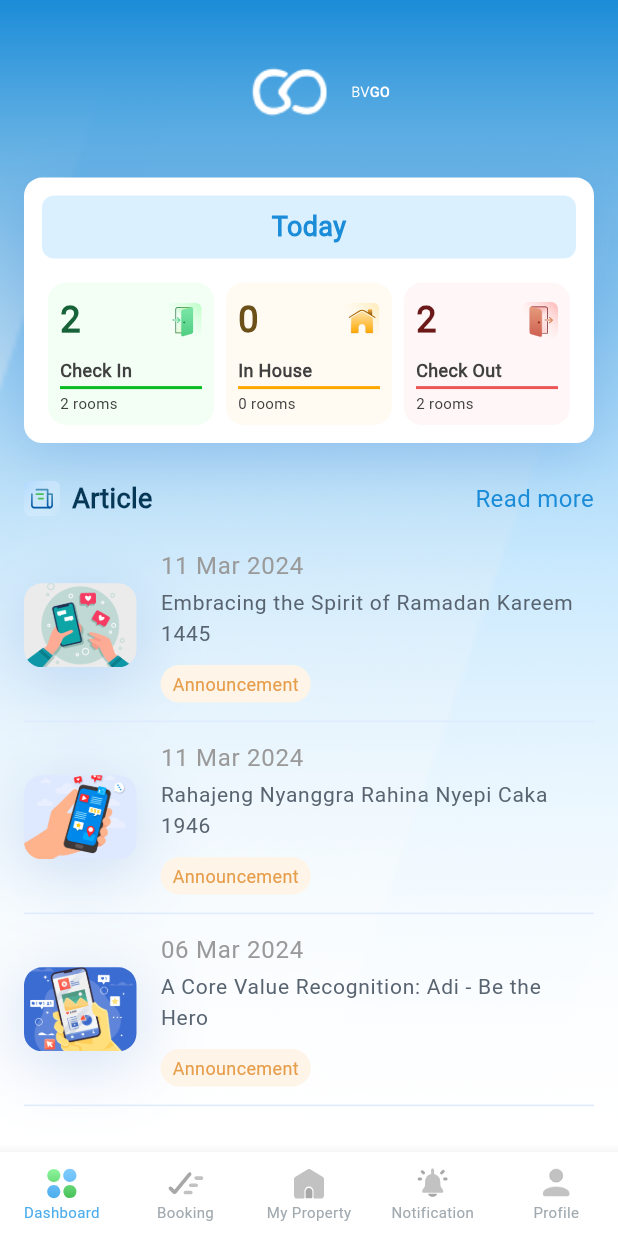
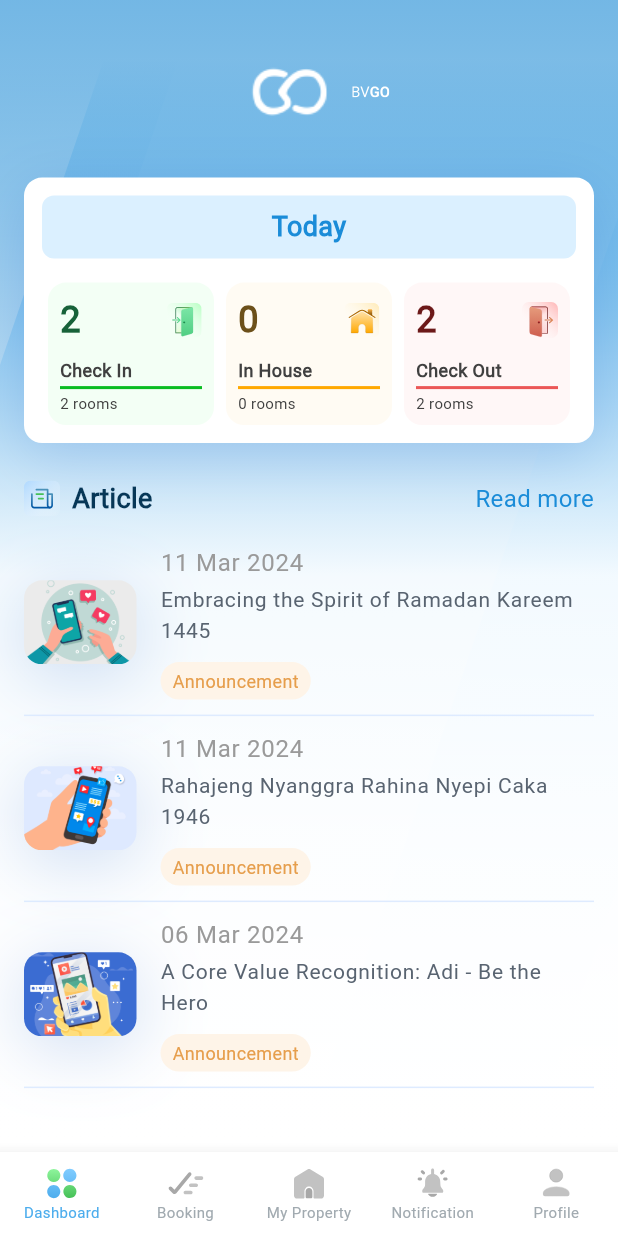
Before and after one commit to egapermana24/bv_dashboard, a Flutter app: the screen it shows after launch, on a phone screen of 412 x 824 dp. Run offline on Flutter 3.47's test engine with Material 3 defaults, Android fonts, the phone set to English and light mode, and no system bars; our stand-ins replace equatable, flutter_bloc, flutter_svg.

Commit message:
merapihkan code

```diff
--- a/lib/app_icons.dart
+++ b/lib/app_icons.dart
@@ -2,7 +2,6 @@
 import 'package:flutter_svg/flutter_svg.dart';
 
 class AppIcons {
-  // Method to get an SVG icon
   static SvgPicture svgIcon(String iconName, {double width = 24, double height = 24}) {
     return SvgPicture.asset(
       'assets/icons/$iconName.svg',
--- a/lib/bloc/dashboard_bloc.dart
+++ b/lib/bloc/dashboard_bloc.dart
@@ -5,8 +5,7 @@ import 'dashboard_state.dart';
 class DashboardBloc extends Bloc<DashboardEvent, DashboardState> {
   DashboardBloc() : super(DashboardLoading()) {
     on<LoadDashboardEvent>((event, emit) {
-      // Mock data
-      emit(DashboardLoaded(checkIn: 2, inHouse: 0, checkOut: 2));
+      emit(const DashboardLoaded(checkIn: 2, inHouse: 0, checkOut: 2));
     });
   }
 }
--- a/lib/main.dart
+++ b/lib/main.dart
@@ -10,7 +10,6 @@ class MyApp extends StatelessWidget {
   @override
   Widget build(BuildContext context) {
     return MaterialApp(
-      debugShowMaterialGrid: true,
       theme: ThemeData(
         primaryColor: AppColors.primaryColor,
         scaffoldBackgroundColor: AppColors.backgroundColor,
--- a/lib/screens/dashboard_screen.dart
+++ b/lib/screens/dashboard_screen.dart
@@ -2,6 +2,7 @@ import 'package:dashboard_bvgo/app_colors.dart';
 import 'package:dashboard_bvgo/widgets/header_article.dart';
 import 'package:flutter/material.dart';
 import 'package:flutter_bloc/flutter_bloc.dart';
+import 'package:flutter_svg/flutter_svg.dart';
 import '../bloc/dashboard_bloc.dart';
 import '../bloc/dashboard_event.dart';
 import '../bloc/dashboard_state.dart';
@@ -9,7 +10,7 @@ import '../widgets/status_card.dart';
 import '../widgets/article_list.dart';
 import '../widgets/logo_header.dart';
 import '../models/article.dart';
-import '../widgets/custom_bottom_navigation_bar.dart'; // Impor widget baru
+import '../widgets/custom_bottom_navigation_bar.dart';
 
 class DashboardScreen extends StatelessWidget {
   @override
@@ -42,12 +43,12 @@ class DashboardScreen extends StatelessWidget {
           child: Stack(
             children: [
               Positioned(
-                top: 50.0,
+                top: 40.0,
                 left: 0,
                 right: 0,
                 bottom: 0,
-                child: Image.asset(
-                  'assets/images/Background.png',
+                child: SvgPicture.asset(
+                  'assets/images/Background.svg',
                   fit: BoxFit.cover,
                 ),
               ),
@@ -55,8 +56,8 @@ class DashboardScreen extends StatelessWidget {
                 decoration: BoxDecoration(
                   gradient: LinearGradient(
                     colors: [
-                      AppColors.primaryColor,
-                      AppColors.cardColor.withOpacity(0.6),
+                      AppColors.primaryColor.withOpacity(0.6),
+                      AppColors.cardColor.withOpacity(0.9),
                       AppColors.cardColor,
                     ],
                     stops: [0.0, 0.5, 1.0],
@@ -96,8 +97,7 @@ class DashboardScreen extends StatelessWidget {
             ],
           ),
         ),
-        bottomNavigationBar:
-            const CustomBottomNavigationBar(),
+        bottomNavigationBar: const CustomBottomNavigationBar(),
       ),
     );
   }
--- a/lib/widgets/article_item.dart
+++ b/lib/widgets/article_item.dart
@@ -14,23 +14,22 @@ class ArticleItem extends StatelessWidget {
       children: [
         ListTile(
           contentPadding:
-              const EdgeInsets.symmetric(vertical: 4.0, horizontal: 16.0),
+              const EdgeInsets.symmetric(vertical: 2.0, horizontal: 16.0),
           leading: Container(
-            width: 75, // Lebar
-            height: 75, // Tinggi
+            width: 75,
+            height: 75,
             decoration: BoxDecoration(
-              borderRadius: BorderRadius.circular(12), // Mengatur radius sudut
+              borderRadius: BorderRadius.circular(12),
               image: DecorationImage(
                 image: AssetImage(article.imageUrl),
                 fit: BoxFit.cover,
               ),
               boxShadow: [
                 BoxShadow(
-                  color: AppColors.blueShadow
-                      .withOpacity(0.2), // Warna shadow dengan opacity
-                  offset: Offset(0, 8), // Posisi shadow (x, y)
-                  blurRadius: 40, // Besar blur shadow
-                  spreadRadius: 0, // Jarak shadow dari border
+                  color: AppColors.blueShadow.withOpacity(0.2),
+                  offset: const Offset(0, 8),
+                  blurRadius: 40,
+                  spreadRadius: 0,
                 ),
               ],
             ),
@@ -40,13 +39,13 @@ class ArticleItem extends StatelessWidget {
             children: [
               Text(
                 article.date,
-                style: TextStyle(
+                style: const TextStyle(
                     color: AppColors.listDateColor, fontFamily: 'Roboto'),
               ),
               const SizedBox(height: 2),
               Text(
                 article.title,
-                style: TextStyle(
+                style: const TextStyle(
                   color: AppColors.listTextColor,
                   fontSize: 14,
                   fontFamily: 'Roboto',
@@ -57,7 +56,7 @@ class ArticleItem extends StatelessWidget {
           ),
           subtitle: Row(
             children: [
-              SizedBox(
+              const SizedBox(
                 height: 8,
               ),
               Container(
@@ -69,8 +68,8 @@ class ArticleItem extends StatelessWidget {
                 ),
                 child: Text(
                   article.type,
-                  style: TextStyle(
-                    color: const Color(0xFFE69E4C),
+                  style: const TextStyle(
+                    color: Color(0xFFE69E4C),
                     fontSize: 12,
                   ),
                 ),
@@ -80,8 +79,8 @@ class ArticleItem extends StatelessWidget {
         ),
         Container(
           margin: const EdgeInsets.symmetric(horizontal: 16.0),
-          height: 1, // Ketebalan garis
-          color: AppColors.listLineColor, // Warna garis
+          height: 1,
+          color: AppColors.listLineColor,
         ),
       ],
     );
--- a/lib/widgets/header_article.dart
+++ b/lib/widgets/header_article.dart
@@ -30,10 +30,10 @@ class HeaderWithIcon extends StatelessWidget {
                 width: 24,
                 height: 24,
               ),
-              const SizedBox(width: 8.0), // Memberi jarak antara ikon dan teks
+              const SizedBox(width: 8.0),
               Text(
                 title,
-                style: TextStyle(
+                style: const TextStyle(
                   color: AppColors.biruTua,
                   fontWeight: FontWeight.bold,
                   fontSize: 18,
@@ -45,7 +45,7 @@ class HeaderWithIcon extends StatelessWidget {
             onTap: onTap,
             child: Text(
               actionText,
-              style: TextStyle(
+              style: const TextStyle(
                 color: AppColors.primaryColor,
                 fontWeight: FontWeight.normal,
                 fontSize: 16,
--- a/lib/widgets/logo_header.dart
+++ b/lib/widgets/logo_header.dart
@@ -13,10 +13,7 @@ class LogoHeader extends StatelessWidget {
 
   @override
   Widget build(BuildContext context) {
-    // Get the screen width
     double screenWidth = MediaQuery.of(context).size.width;
-
-    // Calculate the logo size based on the screen width (e.g., 20% of the screen width)
     double logo1Size = screenWidth * 0.2;
     double logo2Size = screenWidth * 0.06;
 
@@ -24,8 +21,7 @@ class LogoHeader extends StatelessWidget {
       child: Column(
         mainAxisSize: MainAxisSize.min,
         children: [
-          // Menambahkan SizedBox untuk memberikan jarak di atas
-          SizedBox(height: 20), // Ubah nilai sesuai kebutuhan
+          const SizedBox(height: 20),
           Row(
             mainAxisSize: MainAxisSize.min,
             children: [
--- a/lib/widgets/status_card.dart
+++ b/lib/widgets/status_card.dart
@@ -13,15 +13,14 @@ class StatusCard extends StatelessWidget {
     return Container(
       margin: const EdgeInsets.all(16),
       decoration: BoxDecoration(
-        color: Colors.white, // Warna latar belakang card
+        color: Colors.white,
         borderRadius: BorderRadius.circular(12),
         boxShadow: [
           BoxShadow(
-            color: AppColors.blueShadow
-                .withOpacity(0.2), // Warna dan opacity shadow
-            spreadRadius: 0, // Penyebaran shadow
-            blurRadius: 32, // Besarnya blur pada shadow
-            offset: Offset(0, 8), // Posisi shadow (x,y)
+            color: AppColors.blueShadow.withOpacity(0.2),
+            spreadRadius: 0,
+            blurRadius: 32,
+            offset: const Offset(0, 8),
           ),
         ],
       ),
@@ -30,7 +29,6 @@ class StatusCard extends StatelessWidget {
         child: Column(
           crossAxisAlignment: CrossAxisAlignment.start,
           children: [
-            // Header "Today"
             Center(
               child: Container(
                 width: MediaQuery.of(context).size.width,
@@ -39,7 +37,7 @@ class StatusCard extends StatelessWidget {
                   color: AppColors.biruMuda,
                   borderRadius: BorderRadius.circular(8),
                 ),
-                child: Text(
+                child: const Text(
                   'Today',
                   style: TextStyle(
                     color: AppColors.primaryColor,
--- a/lib/widgets/status_item.dart
+++ b/lib/widgets/status_item.dart
@@ -7,7 +7,7 @@ class StatusItem extends StatelessWidget {
   final int count;
   final Color color;
   final Color colorLine;
-  final String svgIcon; // Ubah dari IconData ke String untuk path SVG
+  final String svgIcon;
   final String subtitle;
   final Color cardColor;
 
@@ -17,7 +17,7 @@ class StatusItem extends StatelessWidget {
     required this.count,
     required this.color,
     required this.colorLine,
-    required this.svgIcon, // Ubah dari IconData ke String untuk path SVG
+    required this.svgIcon,
     required this.subtitle,
     this.cardColor = Colors.white,
   }) : super(key: key);
@@ -37,7 +37,6 @@ class StatusItem extends StatelessWidget {
           child: Column(
             crossAxisAlignment: CrossAxisAlignment.start,
             children: [
-              // Bagian Angka dan Ikon
               Row(
                 mainAxisAlignment: MainAxisAlignment.spaceBetween,
                 children: [
@@ -49,16 +48,15 @@ class StatusItem extends StatelessWidget {
                       fontWeight: FontWeight.bold,
                     ),
                   ),
-                  SizedBox(width: 8),
+                  const SizedBox(width: 8),
                   SvgPicture.asset(
-                    svgIcon, // Path SVG icon// Warna SVG akan berubah sesuai dengan color
+                    svgIcon,
                     width: 24,
                     height: 24,
                   ),
                 ],
               ),
               const SizedBox(height: 8),
-              // Bagian Keterangan Status
               Align(
                 alignment: Alignment.centerLeft,
                 child: Text(
@@ -73,14 +71,12 @@ class StatusItem extends StatelessWidget {
               ),
 
               const SizedBox(height: 2),
-              // Garis warna di bawah keterangan status
               Container(
                 height: 2,
                 width: double.infinity,
                 color: colorLine,
               ),
               const SizedBox(height: 2),
-              // Bagian Keterangan Ruangan
               Text(
                 subtitle,
                 style: const TextStyle(
```
